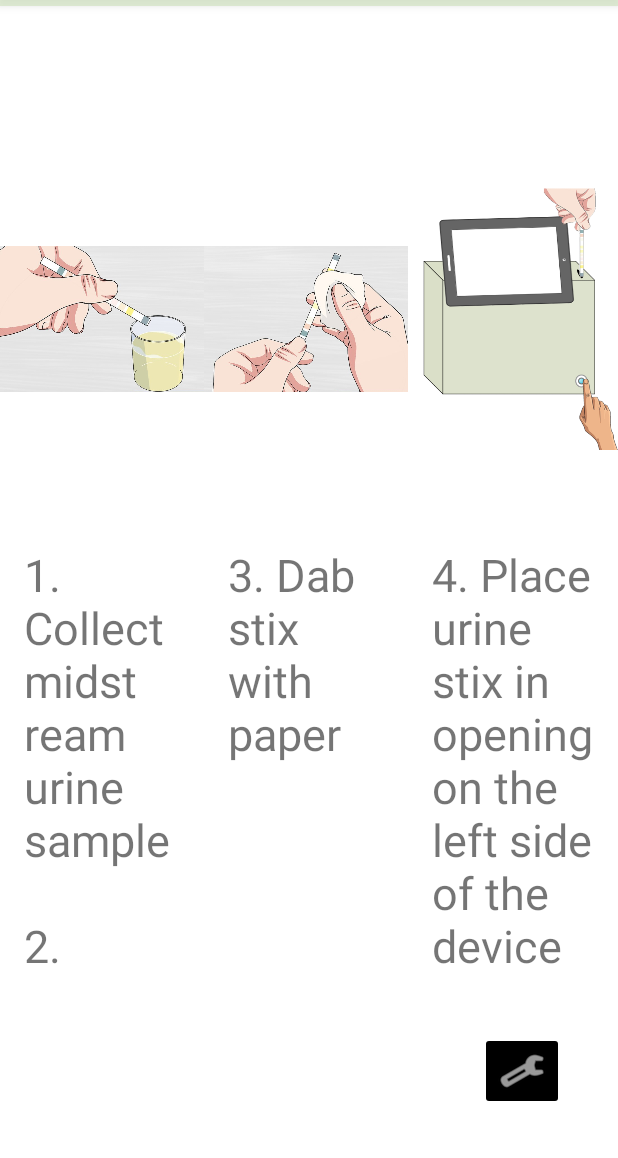
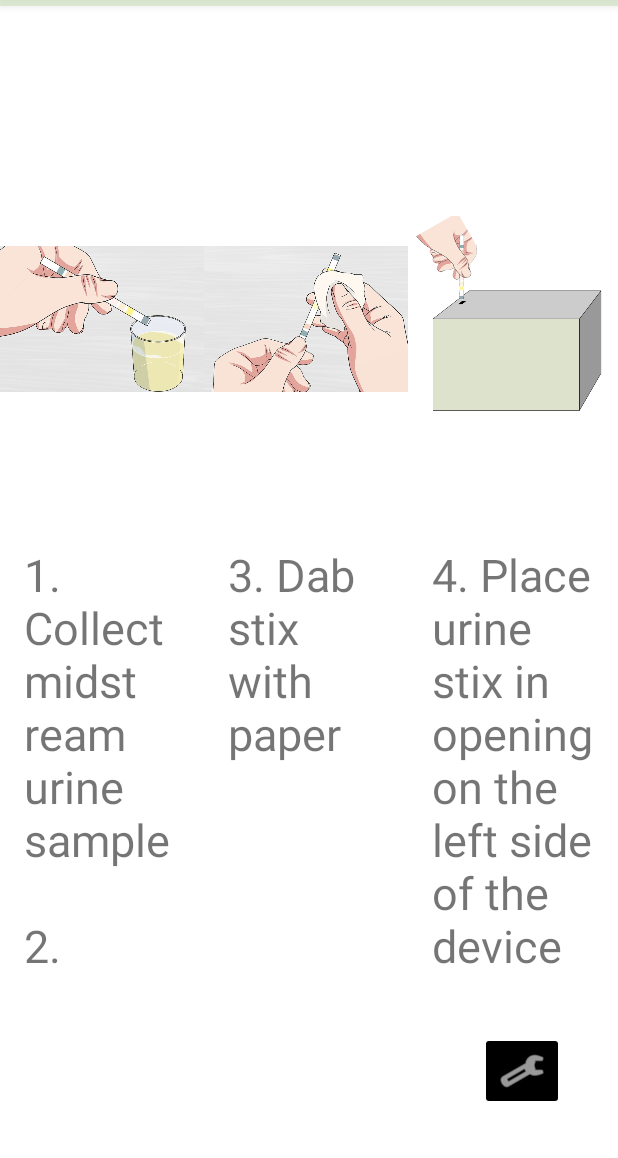
Before and after one commit to tkmadsen/UrineAnalyzerApp, an Android app: the fragment GuideFragment placed in its activity, on a phone screen of 412 x 824 dp, the part 78-1236 px from its top. Run offline under Robolectric (Android 15) with nearby library versions, the phone set to English and light mode, and no system bars; libraries missing offline, so code that uses them is left out: org.checkerframework.checker.

Commit message:
correct image added

```diff
--- a/app/src/main/res/layout/fragment_guide.xml
+++ b/app/src/main/res/layout/fragment_guide.xml
@@ -81,7 +81,7 @@
             android:id="@+id/imageView4"
             android:layout_width="0dp"
             android:layout_height="300dp"
-            android:src="@drawable/guide3"
+            android:src="@drawable/devicev2"
             app:layout_constraintBottom_toTopOf="@+id/guideline7"
             app:layout_constraintEnd_toEndOf="parent"
             app:layout_constraintHorizontal_bias="1.0"
```
